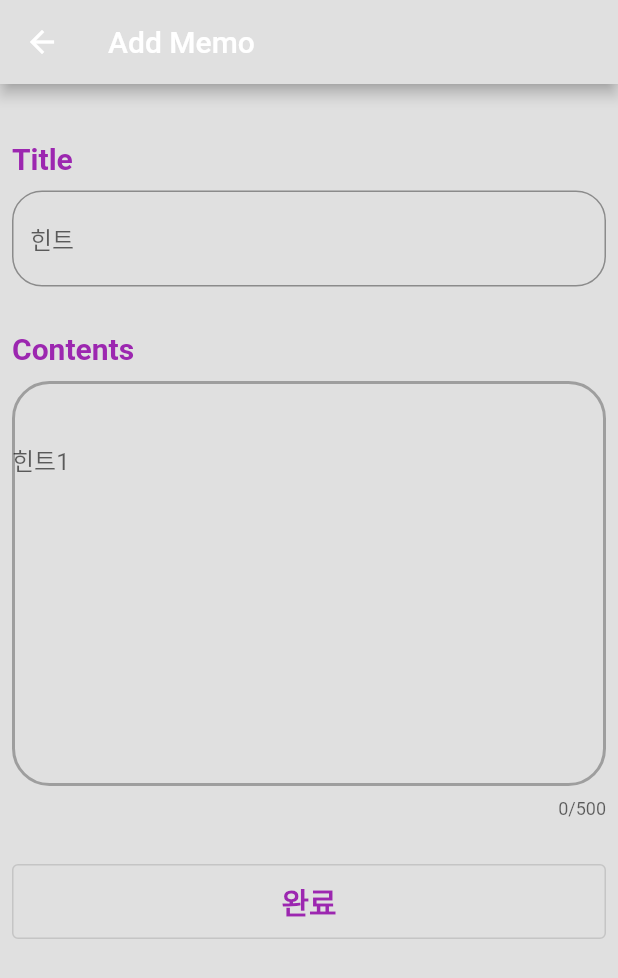
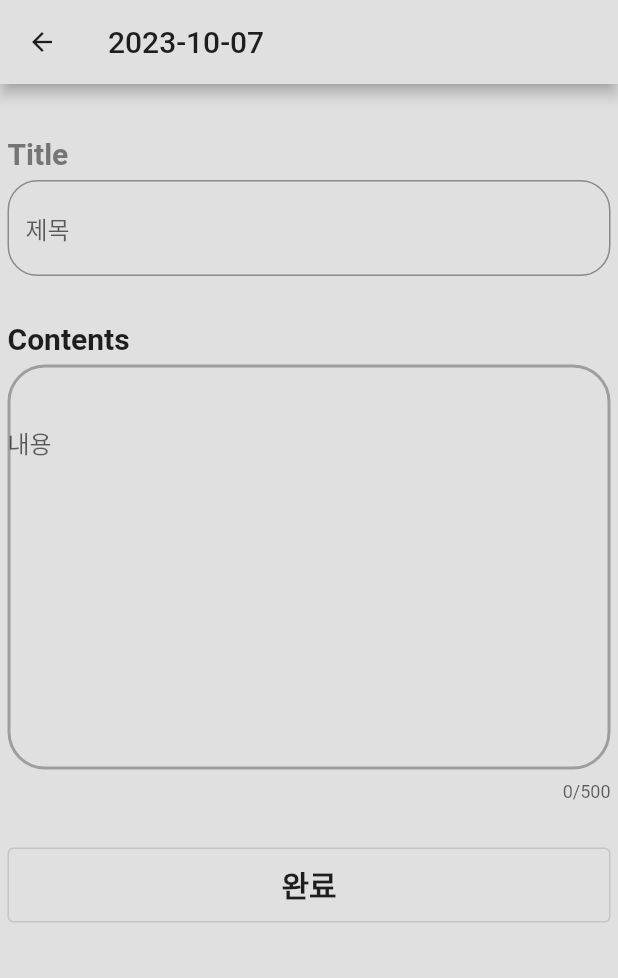
Before and after one commit to kjyjig0218/memo, a Flutter app: the AddMemoScreen screen opened directly, on a phone screen of 412 x 824 dp. Shown: the top 978 px of the screen. Run offline on Flutter 3.47's test engine with Material 2 defaults, Android fonts, the phone set to English and light mode, and no system bars; our stand-ins replace table_calendar.

Commit message:
1. 메모장 Appbar에 날짜표시 2. Appbar에 색상과 사이즈 조절 3. 디자인 수정

```diff
--- a/lib/model/event_model.dart
+++ b/lib/model/event_model.dart
@@ -20,10 +20,11 @@ class EventModel extends ChangeNotifier{
     var key = map.keys.first;
     var event = map[map.keys.first];
 
-
+     /// 새로운 리스트 추가
     if(kEvents[key]==null){
       kEvents[key]=[];
       kEvents[key]?.add(event!);
+      /// 기존에 있던것에서 추가
     }else{
       kEvents[key]?.add(event!);
     }
--- a/lib/screen/addmemo_screen.dart
+++ b/lib/screen/addmemo_screen.dart
@@ -1,16 +1,17 @@
 import 'package:flutter/material.dart';
+import 'package:intl/intl.dart';
 import 'package:memo/model/memo_model.dart';
 import 'package:memo/screen/list_screen.dart';
 import 'package:provider/provider.dart';
 
 import '../model/event_model.dart';
 import '../vo/event.dart';
+import 'table_events_example.dart';
 
 
 class AddMemoScreen extends StatefulWidget {
 
   DateTime dateTime;
-
 
   AddMemoScreen({required this.dateTime});
 
@@ -28,11 +29,21 @@ class _AddMemoScreenState extends State<AddMemoScreen> {
   Widget build(BuildContext context) {
     return Scaffold(
       appBar: AppBar(
-        title: Text("Add Memo"),
+
+        iconTheme: IconThemeData(
+          color: Colors.black87,
+          size: 20,
+        ),
+        title: Text(DateFormat('yyyy-MM-dd').format(widget.dateTime),
+        style: TextStyle(
+          fontSize: 20,
+          color: Colors.black87
+        ),
+        ),
       ),
       body: Container(
         child: Padding(
-          padding: const EdgeInsets.all(8.0),
+          padding: const EdgeInsets.all(5.0),
           child: SingleChildScrollView(
             child: Column(
               crossAxisAlignment: CrossAxisAlignment.start,
@@ -44,16 +55,16 @@ class _AddMemoScreenState extends State<AddMemoScreen> {
                   style: TextStyle(
                       fontWeight: FontWeight.bold,
                       fontSize: 20,
-                      color: Colors.purple
+                      color: Colors.grey[600]
                   ),
                 ),
                 SizedBox(
-                  height: 10,
+                  height: 6,
                 ),
                 TextFormField(
                   controller: titleController,
                   decoration: InputDecoration(
-                    hintText: "힌트",
+                    hintText: "제목",
                     border: OutlineInputBorder(
                         borderSide: BorderSide(
                             width: 10,
@@ -70,16 +81,16 @@ class _AddMemoScreenState extends State<AddMemoScreen> {
                   style: TextStyle(
                       fontWeight: FontWeight.bold,
                       fontSize: 20,
-                      color: Colors.purple
+                      color: Colors.black87
                   ),
                 ),
                 SizedBox(
-                  height: 10,
+                  height: 6,
                 ),
                 TextFormField(
                   controller: contentsController,
                   decoration: InputDecoration(
-                      hintText: "힌트1",
+                      hintText: "내용",
                       fillColor: Colors.white,
                       focusedBorder: OutlineInputBorder(
                         borderRadius: BorderRadius.circular(25.0),
@@ -131,7 +142,7 @@ class _AddMemoScreenState extends State<AddMemoScreen> {
                       style: TextStyle(
                           fontWeight: FontWeight.bold,
                           fontSize: 20,
-                          color: Colors.purple
+                          color: Colors.black87
                       ),
                     ),
                   ),
@@ -219,4 +230,6 @@ class _AddMemoScreenState extends State<AddMemoScreen> {
     );
   }
 
+
+
 }
--- a/lib/screen/table_events_example.dart
+++ b/lib/screen/table_events_example.dart
@@ -13,10 +13,10 @@ import '../vo/event.dart';
 
 class TableEventsExample extends StatefulWidget {
   @override
-  _TableEventsExampleState createState() => _TableEventsExampleState();
+  TableEventsExampleState createState() => TableEventsExampleState();
 }
 
-class _TableEventsExampleState extends State<TableEventsExample> {
+class TableEventsExampleState extends State<TableEventsExample> {
 
   late final ValueNotifier<List<Event>> _selectedEvents;
   CalendarFormat _calendarFormat = CalendarFormat.month;
@@ -51,7 +51,7 @@ class _TableEventsExampleState extends State<TableEventsExample> {
   }
 
   void _onDaySelected(DateTime selectedDay, DateTime focusedDay) {
-    print('====selectedDay==');
+    print('==selectedDay==');
     print(selectedDay);
 
     //Event event = Event('테스트');
@@ -77,7 +77,8 @@ class _TableEventsExampleState extends State<TableEventsExample> {
       appBar: AppBar(
        actions:[IconButton(
          icon:Icon(Icons.add,
-           color: Colors.black87,) ,
+           color: Colors.black87,
+        ) ,
 
          onPressed: () async{
            await Navigator.push(context, MaterialPageRoute(builder: (context) => AddMemoScreen(dateTime: _selectedDay!,)));
```
